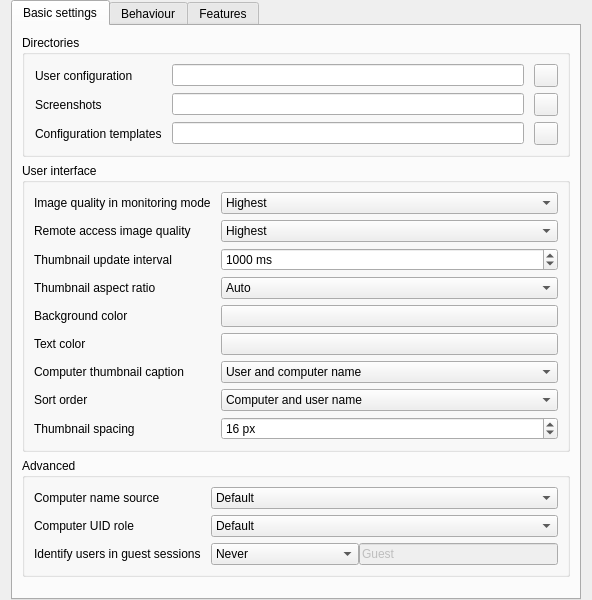
veyon/veyon, file configurator/src/MasterConfigurationPage.ui: the form before one commit.
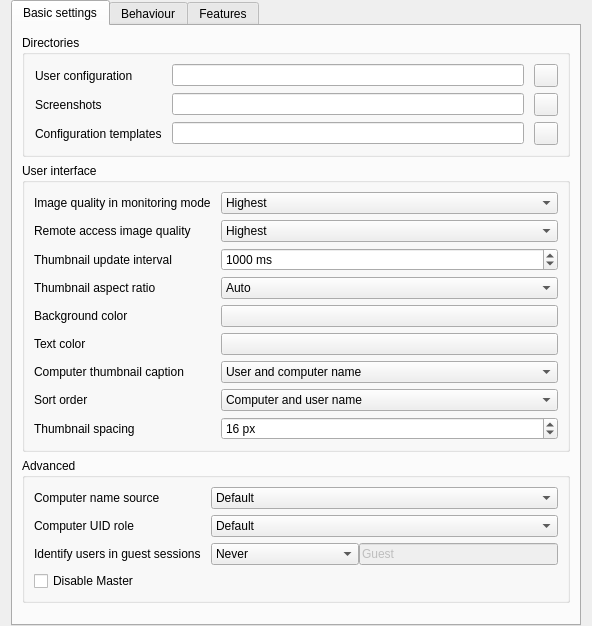
The form after the commit. Icons and pictures are not drawn.

Commit message: Configurator: add "Disable Master" checkbox

Patch:
```diff
--- a/configurator/src/MasterConfigurationPage.ui
+++ b/configurator/src/MasterConfigurationPage.ui
@@ -346,6 +346,13 @@
           <property name="horizontalSpacing">
            <number>10</number>
           </property>
+          <item row="3" column="0" colspan="2">
+           <widget class="QCheckBox" name="disableMaster">
+            <property name="text">
+             <string>Disable Master</string>
+            </property>
+           </widget>
+          </item>
           <item row="1" column="0">
            <widget class="QLabel" name="computerUidRoleContentLabel">
             <property name="text">
```
